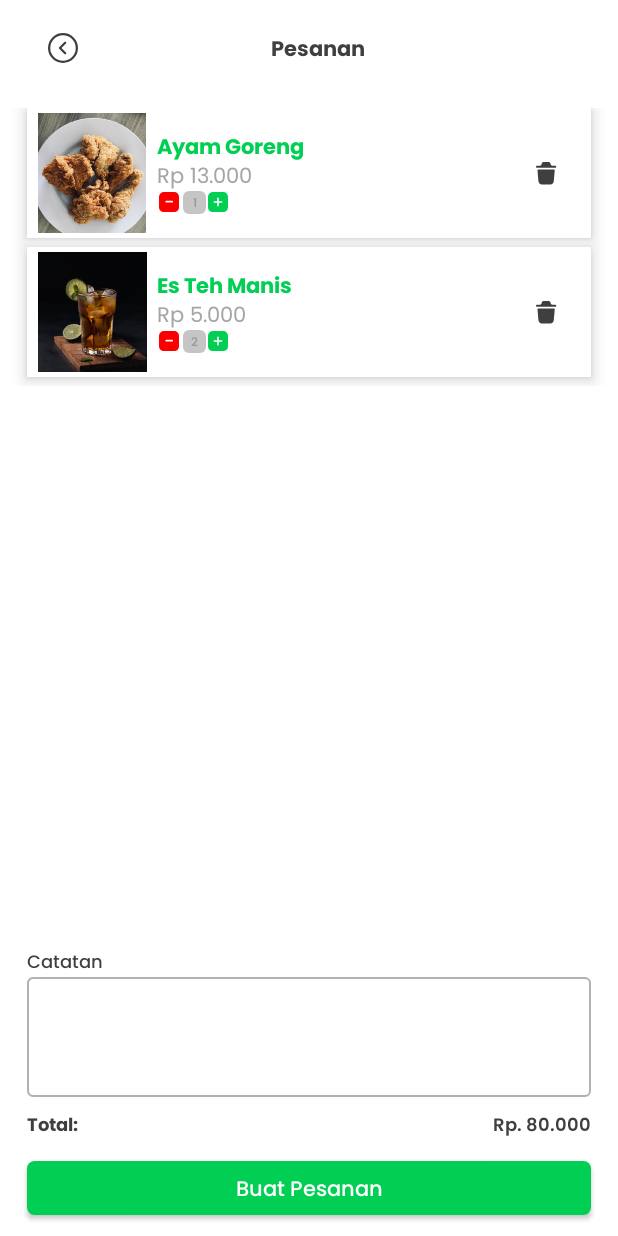
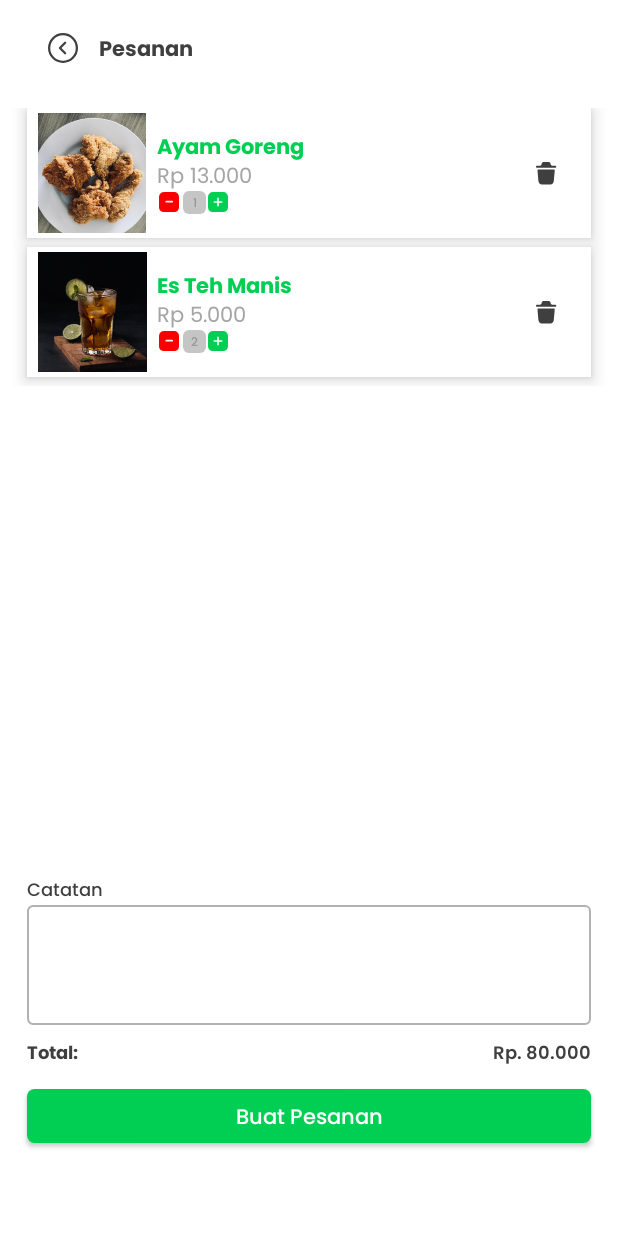
Before and after one commit to ferdiallen/POS-App, an Android app built with Jetpack Compose: the OrderView screen opened through its navigation route, on a phone screen of 412 x 824 dp. Run offline under Robolectric (Android 15) with nearby library versions, the phone set to English and light mode, and no system bars; our stand-ins replace accompanist.

Commit message:
Fix Component

```diff
--- a/app/src/main/java/com/example/posapp/view/MainView.kt
+++ b/app/src/main/java/com/example/posapp/view/MainView.kt
@@ -10,6 +10,7 @@ import androidx.compose.runtime.MutableState
 import androidx.compose.runtime.mutableStateOf
 import androidx.compose.runtime.remember
 import androidx.compose.ui.Alignment
+import androidx.compose.ui.Alignment.Companion.Bottom
 import androidx.compose.ui.Alignment.Companion.CenterHorizontally
 import androidx.compose.ui.Modifier
 import androidx.compose.ui.graphics.Color
@@ -40,21 +41,10 @@ fun MainView() {
 
     showFloat.value = cart.value > 0
 
+    Box {
         Scaffold(
-        bottomBar = {
-            if (showBottomBar.value) {
-                Surface(
-                    color = Color.Transparent,
-                    elevation = 18.dp,
-                    shape = RoundedCornerShape(
-                        topStart = 20.dp,
-                        topEnd = 20.dp
-                    )
-                ) {
-                    BotNavigation(navController = navController)
-                }
-            }
-        },
+            Modifier
+                .padding(bottom = 48.dp),
             backgroundColor = Color.Transparent,
             floatingActionButton = {
                 AnimatedVisibility(visible = showFloat.value) {
@@ -70,6 +60,7 @@ fun MainView() {
             Surface(
                 Modifier
                     .padding(it)
+                    .padding(bottom = if (showFloat.value) 48.dp else 0.dp)
                     .fillMaxSize()
                 ,
                 color = Color.Transparent) {
@@ -80,9 +71,25 @@ fun MainView() {
 
             }
 
+        }
+        Box(modifier = Modifier
+            .fillMaxHeight()
+            .wrapContentHeight(Bottom)) {
+            if (showBottomBar.value) {
+                Surface(
+                    color = Color.Transparent,
+                    elevation = 18.dp,
+                    shape = RoundedCornerShape(
+                        topStart = 20.dp,
+                        topEnd = 20.dp
+                    )
+                ) {
+                    BotNavigation(navController = navController)
+                }
+            }
+        }
+    }
 
-
-    }
 }
 
 @OptIn(ExperimentalMaterialApi::class)
--- a/app/src/main/java/com/example/posapp/view/order/OrderView.kt
+++ b/app/src/main/java/com/example/posapp/view/order/OrderView.kt
@@ -108,7 +108,7 @@ fun OrderView(
                     .fillMaxSize()
                     .padding(start = 18.dp, end = 18.dp, top = 8.dp, bottom = 8.dp)
             ) {
-                TopBar(navController, "Pesanan")
+                TopBar(navController, "Pesanan", Color.Transparent)
                 Spacer(modifier = Modifier.height(16.dp))
                 LazyColumn(content = {
                     itemsIndexed(listMakanan) { index, item ->
@@ -249,7 +249,7 @@ fun ItemOrder(
 }
 
 @Composable
-fun TopBar(navController: NavController, title: String) {
+fun TopBar(navController: NavController, title: String,color:Color) {
     Row(
         verticalAlignment = Alignment.CenterVertically
     ) {
@@ -262,19 +262,18 @@ fun TopBar(navController: NavController, title: String) {
                 tint = MaterialTheme.colors.surface
             )
         }
-        Box(
-            modifier = Modifier
-                .fillMaxWidth()
-                .wrapContentWidth(CenterHorizontally)
-        ) {
         Text(
             text = title,
             style = MaterialTheme.typography.h1,
             color = MaterialTheme.colors.surface,
             fontSize = 14.sp,
-                modifier = Modifier
-                    .offset(x=-18.dp)
+//                modifier = Modifier
+//                    .offset(x=-18.dp)
+        )
+        Icon(
+            painter = painterResource(id = R.drawable.deleteicon),
+            contentDescription = null,
+            tint = color
         )
     }
 }
-}
```
Lines whose indentation alone changed are shown as unchanged.
